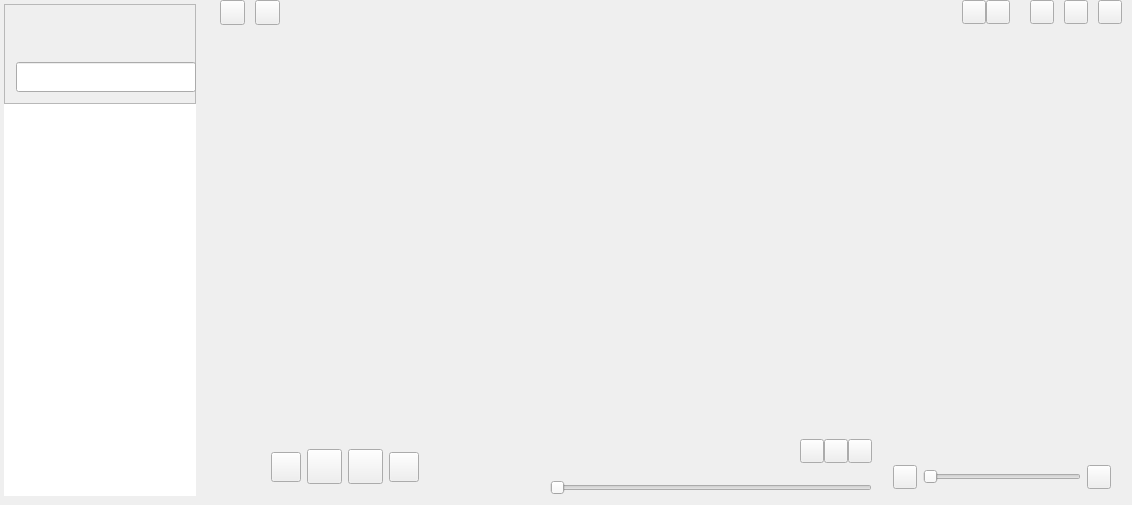
This is src/xamp/xamp.ui in billlin0904/xamp2 as Qt 5 draws it before an edit. The edited form follows.
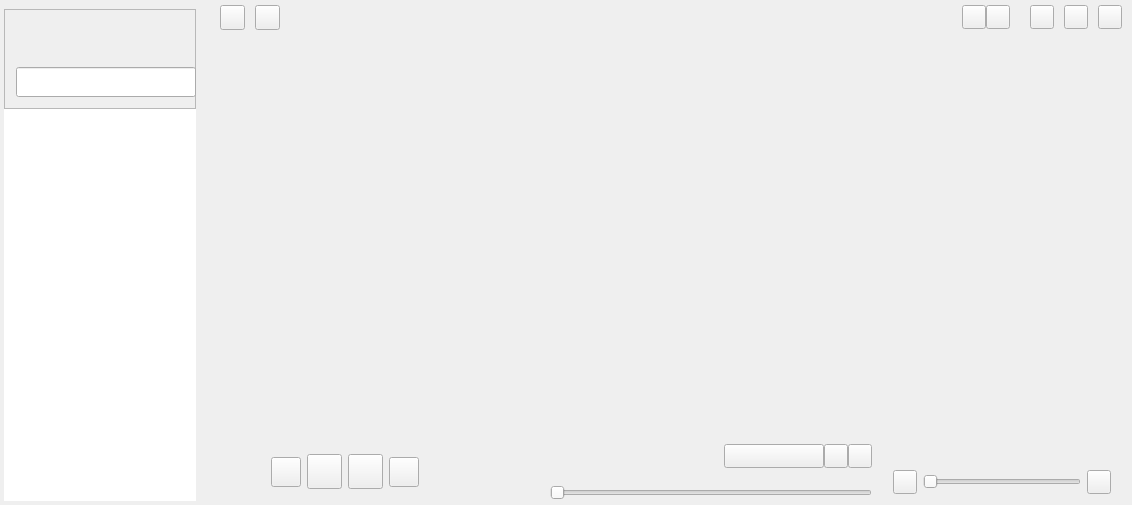
This is the edited form. Custom widgets are drawn as their Qt base class.

Patch:
```diff
--- a/src/xamp/xamp.ui
+++ b/src/xamp/xamp.ui
@@ -21,13 +21,13 @@
     <number>0</number>
    </property>
    <property name="topMargin">
-    <number>0</number>
+    <number>5</number>
    </property>
    <property name="rightMargin">
     <number>0</number>
    </property>
    <property name="bottomMargin">
-    <number>5</number>
+    <number>0</number>
    </property>
    <property name="spacing">
     <number>0</number>
@@ -347,6 +347,16 @@
             </property>
            </widget>
           </item>
+          <item>
+           <widget class="QToolButton" name="bitPerfectButton">
+            <property name="maximumSize">
+             <size>
+              <width>100</width>
+              <height>24</height>
+             </size>
+            </property>
+           </widget>
+          </item>
           <item>
            <widget class="QToolButton" name="eqButton">
             <property name="maximumSize">
@@ -360,16 +370,6 @@
             </property>
            </widget>
           </item>
-          <item>
-           <widget class="QToolButton" name="sampleConverterButton">
-            <property name="maximumSize">
-             <size>
-              <width>24</width>
-              <height>24</height>
-             </size>
-            </property>
-           </widget>
-          </item>
           <item>
            <widget class="QToolButton" name="repeatButton">
             <property name="maximumSize">
```
